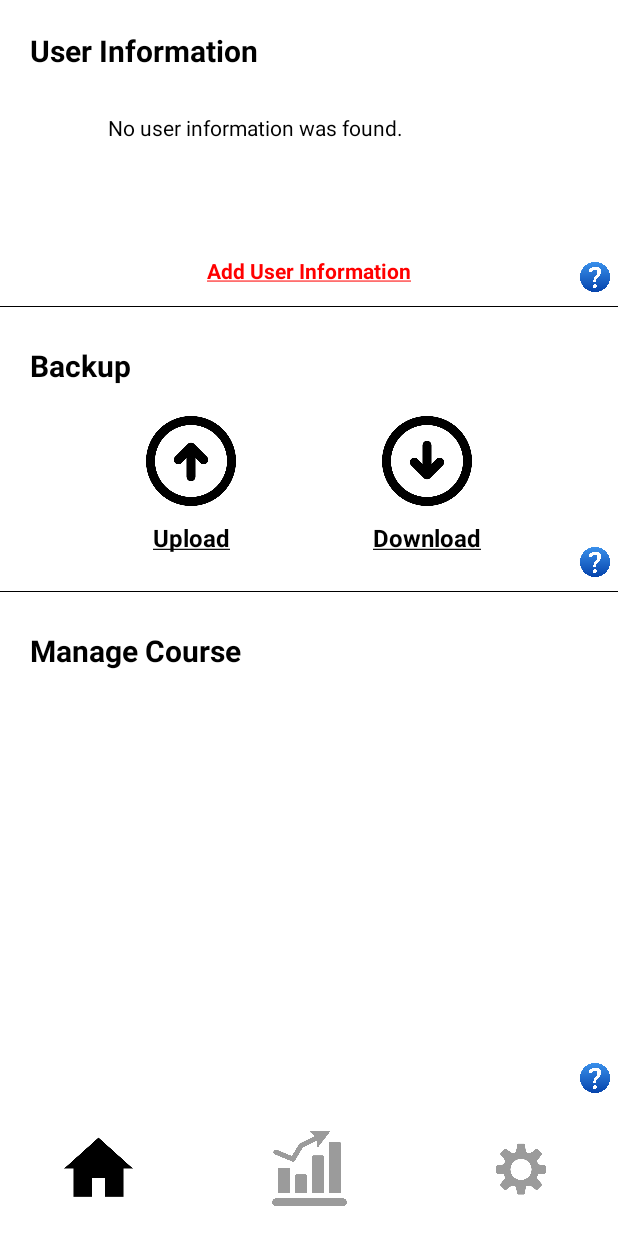
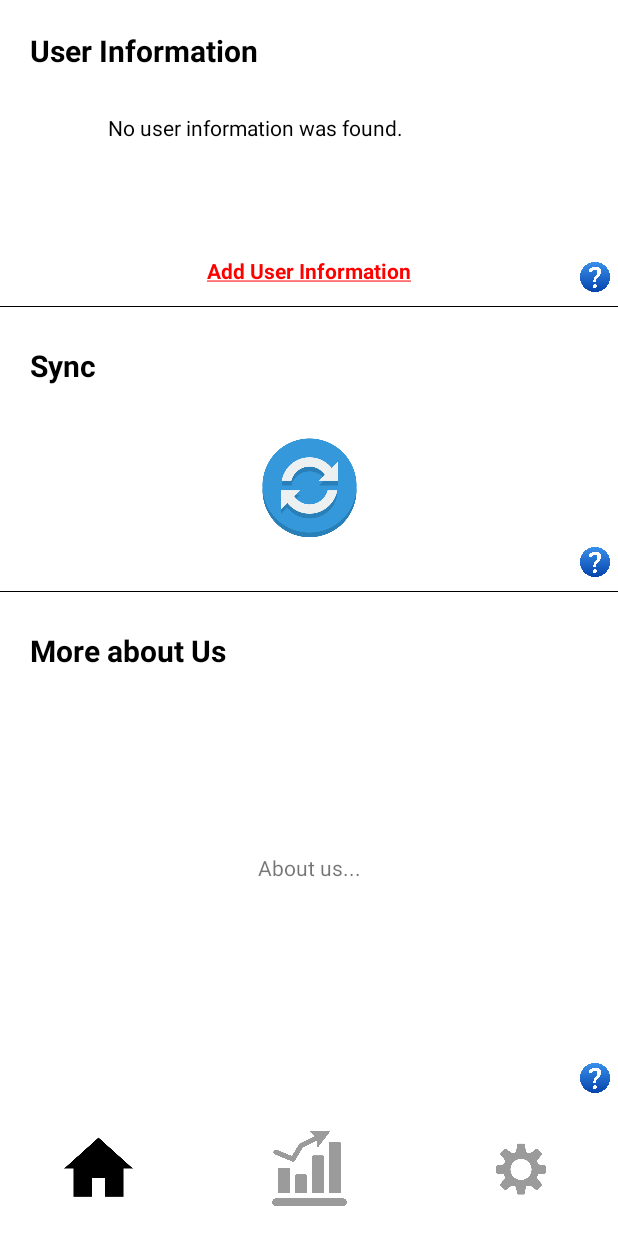
Before and after one commit to MColombari/MM, an Android app: the fragment OptionFragment placed in its activity, on a phone screen of 412 x 824 dp. Run offline under Robolectric (Android 15) with nearby library versions, the phone set to English and light mode, and no system bars; our stand-ins replace Room's generated code.

```diff
--- a/app/src/main/java/com/example/mm/homeActivity/localDatabaseInteraction/GetCourseStatistic.java
+++ b/app/src/main/java/com/example/mm/homeActivity/localDatabaseInteraction/GetCourseStatistic.java
@@ -3,6 +3,8 @@ package com.example.mm.homeActivity.localDatabaseInteraction;
 import android.app.Activity;
 import android.content.Context;
 import android.database.SQLException;
+import android.database.sqlite.SQLiteException;
+
 import androidx.room.Room;
 
 import com.example.mm.R;
@@ -61,7 +63,7 @@ public class GetCourseStatistic implements Runnable {
                 values.add(value);
             }
         }
-        catch(SQLException e){
+        catch(SQLiteException e){
             this.updateStatistic("Errore, lettura da database.", R.color.red, true);
             return;
         }
--- a/app/src/main/java/com/example/mm/homeActivity/optionFragment/OptionFragment.java
+++ b/app/src/main/java/com/example/mm/homeActivity/optionFragment/OptionFragment.java
@@ -35,8 +35,8 @@ public class OptionFragment extends Fragment implements View.OnClickListener {
     TextView optionFragmentTextButton;
 
     ImageView optionFragmentQuestionMarkUserInformation;
-    ImageView optionFragmentQuestionMarkBackup;
-    ImageView optionFragmentQuestionMarkManageCourse;
+    ImageView optionFragmentQuestionMarkSync;
+    ImageView optionFragmentQuestionMarkMoreAboutUs;
 
     View view;
     PopupWindow UserInformationPopupWindow;
@@ -60,13 +60,13 @@ public class OptionFragment extends Fragment implements View.OnClickListener {
         textViewUpdateInfo = (TextView) view.findViewById(R.id.TexrViewUpdateUserInfo);
 
         optionFragmentQuestionMarkUserInformation = (ImageView) view.findViewById(R.id.Option_Fragment_Question_Mark_User_Information);
-        optionFragmentQuestionMarkBackup = (ImageView) view.findViewById(R.id.Option_Fragment_Question_Mark_Backup);
-        optionFragmentQuestionMarkManageCourse = (ImageView) view.findViewById(R.id.Option_Fragment_Question_Mark_Manage_Course);
+        optionFragmentQuestionMarkSync = (ImageView) view.findViewById(R.id.Option_Fragment_Question_Mark_Sync);
+        optionFragmentQuestionMarkMoreAboutUs = (ImageView) view.findViewById(R.id.Option_Fragment_Question_Mark_More_About_Us);
 
         textViewUpdateInfo.setOnClickListener(this);
         optionFragmentQuestionMarkUserInformation.setOnClickListener(this);
-        optionFragmentQuestionMarkBackup.setOnClickListener(this);
-        optionFragmentQuestionMarkManageCourse.setOnClickListener(this);
+        optionFragmentQuestionMarkSync.setOnClickListener(this);
+        optionFragmentQuestionMarkMoreAboutUs.setOnClickListener(this);
 
         Thread t = new Thread(new GetUserInformation(getContext(), this));
         t.start();
@@ -139,8 +139,8 @@ public class OptionFragment extends Fragment implements View.OnClickListener {
             }
         }
         else if (v.getId() == R.id.Option_Fragment_Question_Mark_User_Information ||
-                v.getId() == R.id.Option_Fragment_Question_Mark_Backup ||
-                v.getId() == R.id.Option_Fragment_Question_Mark_Manage_Course){
+                v.getId() == R.id.Option_Fragment_Question_Mark_Sync ||
+                v.getId() == R.id.Option_Fragment_Question_Mark_More_About_Us){
             /* Show information about  */
             LayoutInflater layoutInflater = (LayoutInflater) requireContext().getSystemService(LAYOUT_INFLATER_SERVICE);
             View popupView = layoutInflater.inflate(R.layout.generic_popup_window, null);
@@ -174,29 +174,23 @@ public class OptionFragment extends Fragment implements View.OnClickListener {
                                     " of user, that need to be students of university of UNIMORE.)" +
                                     " if you aren't a student of UNIMORE you could louse all your progress.");
                     break;
-                case R.id.Option_Fragment_Question_Mark_Backup:
-                    title.setText("More about backup.");
+                case R.id.Option_Fragment_Question_Mark_Sync:
+                    title.setText("More about sync.");
                     text.setText(   "Backup is essential to keep your progress save, and being able to " +
                                     "change device without lose some important feature of this app " +
                                     "such as the algorithms to sort question as you needed, or " +
                                     "the statistic showed with graph to monitor your progress.\n" +
-                                    "Downloading the backup will override your local progress " +
-                                    "and uploading your backup will override your cloud backup.\n" +
+                                    "Synchronize your data will overwrite your progress in the cloud.\n" +
                                     "All the information store in the cloud are not seen by any " +
                                     "professor or used to set school grades, but they can be used " +
                                     "to make generic (non individual) graph for the professor or " +
                                     "anyone else.\n" +
-                                    "Update your progress for the first time will required a password " +
-                                    "that will be used for confirm your identity next time you will " +
-                                    "update them.\n" +
-                                    "To reset your password contact student's secretariat.");
+                                    "Your user information will identify your synchronization\n" +
+                                    "For any problem is not my fault.");
                     break;
-                case R.id.Option_Fragment_Question_Mark_Manage_Course:
-                    title.setText("More about manage courses.");
-                    text.setText(   "Manage your courses, such as remove courses, add courses or erase " +
-                                    "information about courses.\n" +
-                                    "Deleting a course will automatically delete all your statistic " +
-                                    "about it.");
+                case R.id.Option_Fragment_Question_Mark_More_About_Us:
+                    title.setText("More About Us.");
+                    text.setText(   "Information about \"the programmer\" who made this project.");
                     break;
             }
         }
--- a/app/src/main/res/layout/fragment_option.xml
+++ b/app/src/main/res/layout/fragment_option.xml
@@ -52,7 +52,7 @@
         android:layout_height="wrap_content"
         android:layout_marginLeft="20dp"
         android:layout_marginTop="20dp"
-        android:text="Manage Course"
+        android:text="More about Us"
         android:textColor="@color/black"
         android:textSize="20sp"
         android:textStyle="bold"
@@ -65,7 +65,7 @@
         android:layout_height="wrap_content"
         android:layout_marginLeft="20dp"
         android:layout_marginTop="20dp"
-        android:text="Backup"
+        android:text="Sync"
         android:textColor="@color/black"
         android:textSize="20sp"
         android:textStyle="bold"
@@ -136,60 +136,6 @@
         app:layout_constraintStart_toStartOf="parent" />
 
     <ImageView
-        android:id="@+id/imageView8"
-        android:layout_width="60dp"
-        android:layout_height="60dp"
-        android:layout_marginTop="20dp"
-        android:rotation="90"
-        android:rotationX="0"
-        android:rotationY="0"
-        android:src="@drawable/button_arrow"
-        app:layout_constraintEnd_toStartOf="@+id/imageView9"
-        app:layout_constraintHorizontal_bias="0.5"
-        app:layout_constraintStart_toStartOf="parent"
-        app:layout_constraintTop_toBottomOf="@+id/textView9" />
-
-    <ImageView
-        android:id="@+id/imageView9"
-        android:layout_width="60dp"
-        android:layout_height="60dp"
-        android:layout_marginTop="20dp"
-        android:rotation="-90"
-        android:rotationX="0"
-        android:rotationY="0"
-        android:src="@drawable/button_arrow"
-        app:layout_constraintEnd_toEndOf="parent"
-        app:layout_constraintHorizontal_bias="0.5"
-        app:layout_constraintStart_toEndOf="@+id/imageView8"
-        app:layout_constraintTop_toBottomOf="@+id/textView9" />
-
-    <TextView
-        android:id="@+id/textView10"
-        android:layout_width="wrap_content"
-        android:layout_height="wrap_content"
-        android:layout_marginTop="10dp"
-        android:text="@string/underline_Upload"
-        android:textColor="@color/black"
-        android:textSize="16sp"
-        android:textStyle="bold"
-        app:layout_constraintEnd_toEndOf="@+id/imageView8"
-        app:layout_constraintStart_toStartOf="@+id/imageView8"
-        app:layout_constraintTop_toBottomOf="@+id/imageView8" />
-
-    <TextView
-        android:id="@+id/textView11"
-        android:layout_width="wrap_content"
-        android:layout_height="wrap_content"
-        android:layout_marginTop="10dp"
-        android:text="@string/underline_Download"
-        android:textColor="@color/black"
-        android:textSize="16sp"
-        android:textStyle="bold"
-        app:layout_constraintEnd_toEndOf="@+id/imageView9"
-        app:layout_constraintStart_toStartOf="@+id/imageView9"
-        app:layout_constraintTop_toBottomOf="@+id/imageView9" />
-
-    <ImageView
         android:id="@+id/Option_Fragment_Question_Mark_User_Information"
         android:layout_width="20dp"
         android:layout_height="20dp"
@@ -200,7 +146,7 @@
         app:layout_constraintEnd_toEndOf="parent" />
 
     <ImageView
-        android:id="@+id/Option_Fragment_Question_Mark_Backup"
+        android:id="@+id/Option_Fragment_Question_Mark_Sync"
         android:layout_width="20dp"
         android:layout_height="20dp"
         android:layout_marginEnd="5dp"
@@ -210,7 +156,7 @@
         app:layout_constraintEnd_toEndOf="parent" />
 
     <ImageView
-        android:id="@+id/Option_Fragment_Question_Mark_Manage_Course"
+        android:id="@+id/Option_Fragment_Question_Mark_More_About_Us"
         android:layout_width="20dp"
         android:layout_height="20dp"
         android:layout_marginEnd="5dp"
@@ -219,4 +165,25 @@
         app:layout_constraintBottom_toBottomOf="parent"
         app:layout_constraintEnd_toEndOf="parent" />
 
+    <ImageView
+        android:id="@+id/imageView6"
+        android:layout_width="75dp"
+        android:layout_height="75dp"
+        android:src="@drawable/sync_icon"
+        app:layout_constraintBottom_toTopOf="@+id/imageView7"
+        app:layout_constraintEnd_toEndOf="parent"
+        app:layout_constraintHorizontal_bias="0.5"
+        app:layout_constraintStart_toStartOf="parent"
+        app:layout_constraintTop_toBottomOf="@+id/textView9" />
+
+    <TextView
+        android:id="@+id/textView10"
+        android:layout_width="wrap_content"
+        android:layout_height="wrap_content"
+        android:text="About us..."
+        app:layout_constraintBottom_toTopOf="@+id/Option_Fragment_Question_Mark_More_About_Us"
+        app:layout_constraintEnd_toEndOf="parent"
+        app:layout_constraintStart_toStartOf="parent"
+        app:layout_constraintTop_toBottomOf="@+id/textView12" />
+
 </androidx.constraintlayout.widget.ConstraintLayout>
```
Also changed, not shown: app/src/main/java/com/example/mm/optionActivity/localDatabaseInteraction/GetCourse.java (added, +60 -0 lines), app/src/main/res/drawable/sync_icon.png (added).
